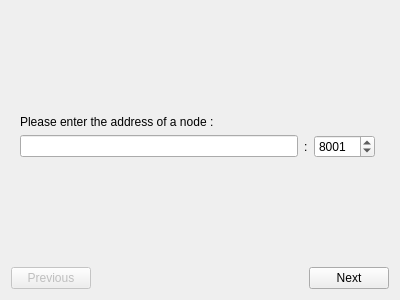
First picture: the form in res/ui/community_cfg.ui, repository duniter/sakia, before the edit.
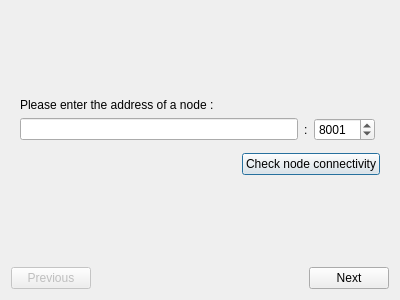
Second picture: the form after the edit.

Commit message: Process configure community

Diff of the .ui file:
```diff
--- a/res/ui/community_cfg.ui
+++ b/res/ui/community_cfg.ui
@@ -75,7 +75,31 @@
         </layout>
        </item>
        <item>
-        <layout class="QHBoxLayout" name="horizontalLayout_2"/>
+        <layout class="QHBoxLayout" name="horizontalLayout_2">
+         <property name="topMargin">
+          <number>6</number>
+         </property>
+         <item>
+          <spacer name="horizontalSpacer">
+           <property name="orientation">
+            <enum>Qt::Horizontal</enum>
+           </property>
+           <property name="sizeHint" stdset="0">
+            <size>
+             <width>40</width>
+             <height>20</height>
+            </size>
+           </property>
+          </spacer>
+         </item>
+         <item>
+          <widget class="QPushButton" name="button_checknode">
+           <property name="text">
+            <string>Check node connectivity</string>
+           </property>
+          </widget>
+         </item>
+        </layout>
        </item>
        <item>
         <spacer name="verticalSpacer">
```
The commit also changes 9 other files.
